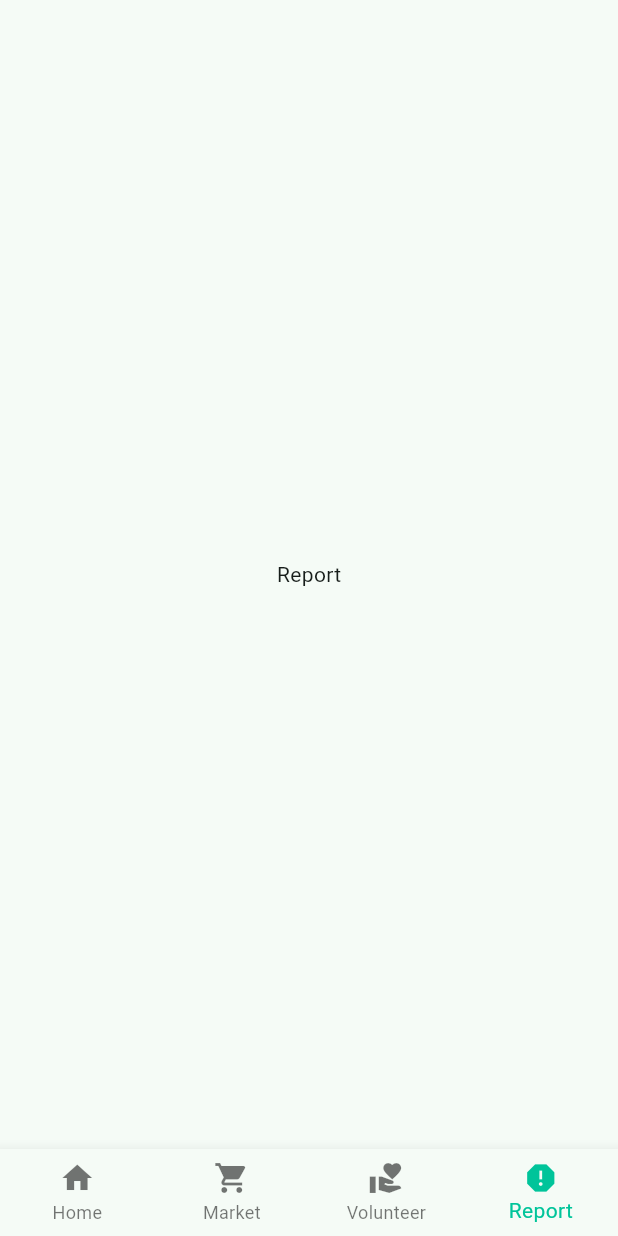
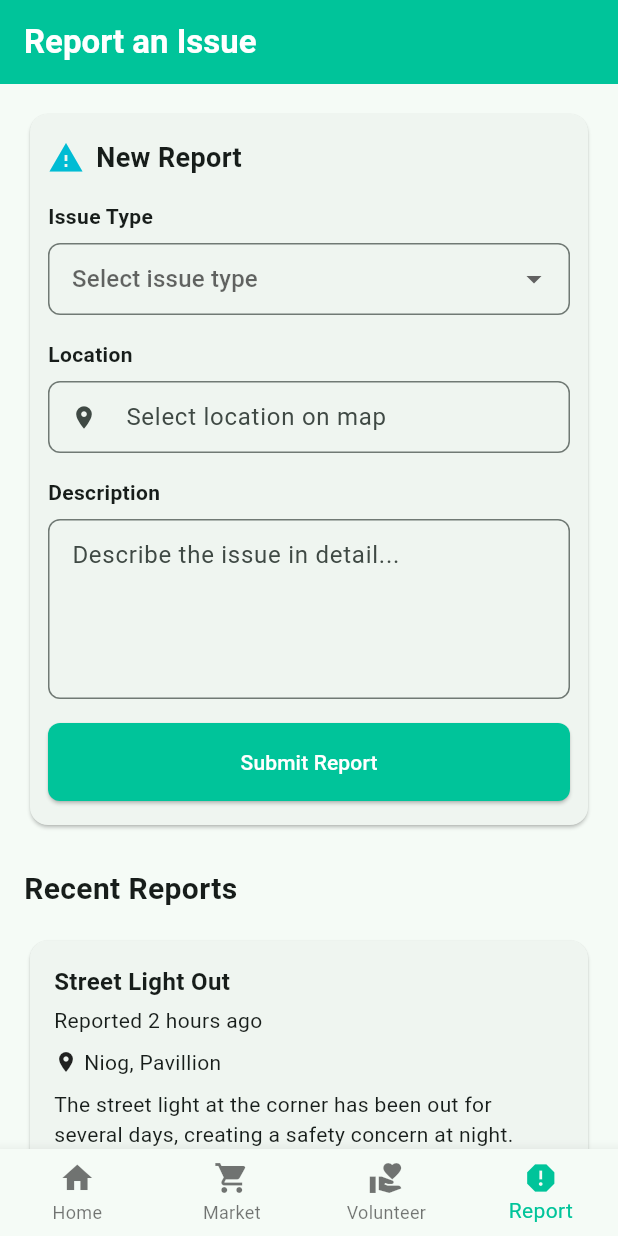
Before and after one commit to 0phl/Pulse-App, a Flutter app: the MainScreen screen opened directly, item 4 of the bottom bar chosen, on a phone screen of 412 x 824 dp. Run offline on Flutter 3.47's test engine with Material 3 defaults, Android fonts, the phone set to English and light mode, and no system bars; our stand-ins replace cloud_firestore, dropdown_search, firebase_auth, firebase_core, firebase_database, image_picker and 2 more; accounts and stored records are empty; network calls fail; statements that could not run were skipped.

Commit message:
changes in the register and market then added frontend to volunteer and report module

```diff
--- a/lib/main.dart
+++ b/lib/main.dart
@@ -6,6 +6,8 @@ import 'package:firebase_database/firebase_database.dart';
 import 'firebase_options.dart';
 import 'package:firebase_auth/firebase_auth.dart';
 import 'package:flutter/foundation.dart' show kIsWeb;
+import 'pages/volunteer_page.dart';
+import 'pages/report_page.dart';
 
 void main() async {
   WidgetsFlutterBinding.ensureInitialized();
@@ -67,8 +69,8 @@ class _MainScreenState extends State<MainScreen> {
   static const List<Widget> _pages = <Widget>[
     HomePage(),
     MarketPage(),
-    Center(child: Text('Volunteer')),
-    Center(child: Text('Report')),
+    VolunteerPage(),
+    ReportPage(),
   ];
 
   void _onItemTapped(int index) {
@@ -196,7 +198,7 @@ class _HomePageState extends State<HomePage> {
                   backgroundColor: Colors.white,
                   child: Text(
                     snapshot.data ?? '?',
-                    style: TextStyle(
+                    style: const TextStyle(
                       color: Color(0xFF00C49A),
                       fontWeight: FontWeight.bold,
                     ),
@@ -205,10 +207,10 @@ class _HomePageState extends State<HomePage> {
               },
             ),
             itemBuilder: (BuildContext context) => [
-              PopupMenuItem(
+              const PopupMenuItem(
                 value: 'logout',
                 child: Row(
-                  children: const [
+                  children: [
                     Icon(Icons.logout, color: Color(0xFF00C49A)),
                     SizedBox(width: 8),
                     Text('Logout'),
--- /dev/null
+++ b/lib/pages/report_page.dart
@@ -0,0 +1,217 @@
+import 'package:flutter/material.dart';
+
+class ReportPage extends StatelessWidget {
+  const ReportPage({super.key});
+
+  final List<String> _issueTypes = const [
+    'Fires',
+    'Street Light Damage',
+    'Road Damage/Potholes',
+    'Flooding/Drainage Issues',
+    'Illegal Parking',
+    'Garbage Collection Problems',
+    'Noise Disturbances',
+    'Stray Animals',
+    'Illegal Dumping of Waste',
+    'Suspicious Activities/Security Concerns',
+    'Others'
+  ];
+
+  @override
+  Widget build(BuildContext context) {
+    return Scaffold(
+      appBar: AppBar(
+        automaticallyImplyLeading: false,
+        title: const Text(
+          'Report an Issue',
+          style: TextStyle(color: Colors.white, fontWeight: FontWeight.bold),
+        ),
+        backgroundColor: const Color(0xFF00C49A),
+      ),
+      body: SingleChildScrollView(
+        child: Padding(
+          padding: const EdgeInsets.all(16),
+          child: Column(
+            crossAxisAlignment: CrossAxisAlignment.start,
+            children: [
+              Card(
+                shape: RoundedRectangleBorder(
+                  borderRadius: BorderRadius.circular(12),
+                ),
+                child: Padding(
+                  padding: const EdgeInsets.symmetric(horizontal: 12, vertical: 16),
+                  child: Column(
+                    crossAxisAlignment: CrossAxisAlignment.start,
+                    children: [
+                      const Row(
+                        children: [
+                          Icon(Icons.warning, color: Colors.cyan),
+                          SizedBox(width: 8),
+                          Expanded(
+                            child: Text(
+                              'New Report',
+                              style: TextStyle(
+                                fontSize: 18,
+                                fontWeight: FontWeight.bold,
+                              ),
+                            ),
+                          ),
+                        ],
+                      ),
+                      const SizedBox(height: 16),
+                      const Text(
+                        'Issue Type',
+                        style: TextStyle(fontWeight: FontWeight.bold),
+                      ),
+                      const SizedBox(height: 8),
+                      DropdownButtonFormField<String>(
+                        isExpanded: true,
+                        decoration: InputDecoration(
+                          isDense: true,
+                          contentPadding: const EdgeInsets.symmetric(horizontal: 12, vertical: 12),
+                          border: OutlineInputBorder(
+                            borderRadius: BorderRadius.circular(8),
+                          ),
+                        ),
+                        hint: const Text('Select issue type'),
+                        items: _issueTypes.map((String type) {
+                          return DropdownMenuItem<String>(
+                            value: type,
+                            child: Text(
+                              type,
+                              overflow: TextOverflow.ellipsis,
+                            ),
+                          );
+                        }).toList(),
+                        onChanged: (value) {},
+                      ),
+                      const SizedBox(height: 16),
+                      const Text(
+                        'Location',
+                        style: TextStyle(fontWeight: FontWeight.bold),
+                      ),
+                      const SizedBox(height: 8),
+                      TextFormField(
+                        decoration: InputDecoration(
+                          isDense: true,
+                          contentPadding: const EdgeInsets.symmetric(horizontal: 12, vertical: 12),
+                          border: OutlineInputBorder(
+                            borderRadius: BorderRadius.circular(8),
+                          ),
+                          prefixIcon: const Icon(Icons.location_on),
+                          hintText: 'Select location on map',
+                        ),
+                      ),
+                      const SizedBox(height: 16),
+                      const Text(
+                        'Description',
+                        style: TextStyle(fontWeight: FontWeight.bold),
+                      ),
+                      const SizedBox(height: 8),
+                      TextFormField(
+                        maxLines: 4,
+                        decoration: InputDecoration(
+                          isDense: true,
+                          contentPadding: const EdgeInsets.all(12),
+                          border: OutlineInputBorder(
+                            borderRadius: BorderRadius.circular(8),
+                          ),
+                          hintText: 'Describe the issue in detail...',
+                        ),
+                      ),
+                      const SizedBox(height: 16),
+                      SizedBox(
+                        width: double.infinity,
+                        child: ElevatedButton(
+                          onPressed: () {},
+                          style: ElevatedButton.styleFrom(
+                            backgroundColor: const Color(0xFF00C49A),
+                            foregroundColor: Colors.white,
+                            padding: const EdgeInsets.symmetric(vertical: 16),
+                            shape: RoundedRectangleBorder(
+                              borderRadius: BorderRadius.circular(8),
+                            ),
+                          ),
+                          child: const Text('Submit Report'),
+                        ),
+                      ),
+                    ],
+                  ),
+                ),
+              ),
+              const SizedBox(height: 24),
+              const Text(
+                'Recent Reports',
+                style: TextStyle(
+                  fontSize: 20,
+                  fontWeight: FontWeight.bold,
+                ),
+              ),
+              const SizedBox(height: 16),
+              _buildRecentReportCard(
+                title: 'Street Light Out',
+                location: 'Niog, Pavillion',
+                timeAgo: '2 hours ago',
+                description: 'The street light at the corner has been out for several days, creating a safety concern at night.',
+                status: 'In Progress',
+              ),
+            ],
+          ),
+        ),
+      ),
+    );
+  }
+
+  Widget _buildRecentReportCard({
+    required String title,
+    required String location,
+    required String timeAgo,
+    required String description,
+    required String status,
+  }) {
+    return Card(
+      shape: RoundedRectangleBorder(
+        borderRadius: BorderRadius.circular(12),
+      ),
+      child: Padding(
+        padding: const EdgeInsets.all(16),
+        child: Column(
+          crossAxisAlignment: CrossAxisAlignment.start,
+          children: [
+            Text(
+              title,
+              style: const TextStyle(
+                fontSize: 16,
+                fontWeight: FontWeight.bold,
+              ),
+            ),
+            const SizedBox(height: 4),
+            Text('Reported $timeAgo'),
+            const SizedBox(height: 8),
+            Row(
+              children: [
+                const Icon(Icons.location_on, size: 16),
+                const SizedBox(width: 4),
+                Text(location),
+              ],
+            ),
+            const SizedBox(height: 8),
+            Text(description),
+            const SizedBox(height: 8),
+            Container(
+              padding: const EdgeInsets.symmetric(horizontal: 8, vertical: 4),
+              decoration: BoxDecoration(
+                color: const Color(0xFFFFF3CD),
+                borderRadius: BorderRadius.circular(4),
+              ),
+              child: Text(
+                'Status: $status',
+                style: const TextStyle(color: Color(0xFF856404)),
+              ),
+            ),
+          ],
+        ),
+      ),
+    );
+  }
+}
--- a/pubspec.yaml
+++ b/pubspec.yaml
@@ -39,9 +39,12 @@ dependencies:
   firebase_core: ^3.8.1
   firebase_auth: ^5.3.4
   cloud_firestore: ^5.5.1
-  firebase_database: 11.2.0
+  firebase_database: ^11.2.0
+  firebase_storage: ^12.3.7
+  path: ^1.8.0
   flutter_web_plugins:
     sdk: flutter
+  photo_view: ^0.14.0
 
 dev_dependencies:
   flutter_test:
```
Also changed, not shown: lib/pages/market_page.dart (+46 -71 lines), lib/pages/register_page.dart (+61 -28 lines), lib/pages/volunteer_page.dart (added, +135 -0 lines), lib/widgets/image_viewer_page.dart (added, +29 -0 lines), lib/widgets/market_item_card.dart (+14 -8 lines), pubspec.lock, 3 other files.
